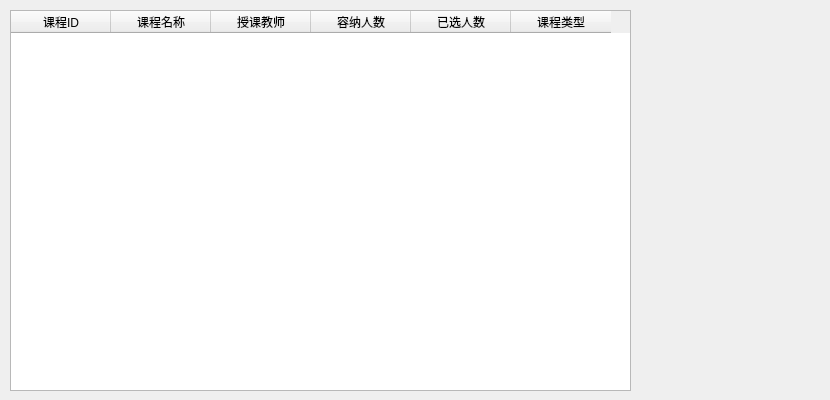
Old version of the form Student Manage System/CourseWidget.ui in the repository BakaSea/Student-Manage-System.
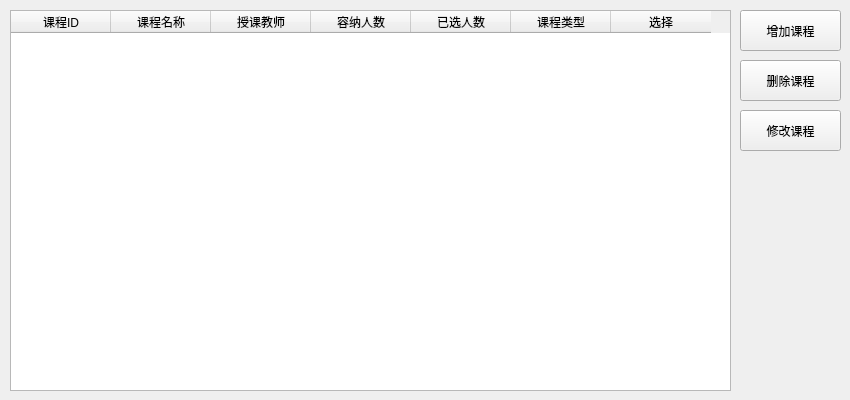
New version of the form.

Commit message: Realize course widget

```diff
--- a/Student Manage System/CourseWidget.ui
+++ b/Student Manage System/CourseWidget.ui
@@ -6,7 +6,7 @@
    <rect>
     <x>0</x>
     <y>0</y>
-    <width>830</width>
+    <width>850</width>
     <height>400</height>
    </rect>
   </property>
@@ -18,7 +18,7 @@
     <rect>
      <x>10</x>
      <y>10</y>
-     <width>621</width>
+     <width>721</width>
      <height>381</height>
     </rect>
    </property>
@@ -29,7 +29,7 @@
     <number>0</number>
    </property>
    <property name="columnCount">
-    <number>6</number>
+    <number>7</number>
    </property>
    <attribute name="verticalHeaderVisible">
     <bool>false</bool>
@@ -64,6 +64,50 @@
      <string>课程类型</string>
     </property>
    </column>
+   <column>
+    <property name="text">
+     <string>选择</string>
+    </property>
+   </column>
+  </widget>
+  <widget class="QPushButton" name="btnAddCourse">
+   <property name="geometry">
+    <rect>
+     <x>740</x>
+     <y>10</y>
+     <width>101</width>
+     <height>41</height>
+    </rect>
+   </property>
+   <property name="text">
+    <string>增加课程</string>
+   </property>
+  </widget>
+  <widget class="QPushButton" name="btnDeleteCourse">
+   <property name="geometry">
+    <rect>
+     <x>740</x>
+     <y>60</y>
+     <width>101</width>
+     <height>41</height>
+    </rect>
+   </property>
+   <property name="text">
+    <string>删除课程</string>
+   </property>
+  </widget>
+  <widget class="QPushButton" name="btnModifyCourse">
+   <property name="geometry">
+    <rect>
+     <x>740</x>
+     <y>110</y>
+     <width>101</width>
+     <height>41</height>
+    </rect>
+   </property>
+   <property name="text">
+    <string>修改课程</string>
+   </property>
   </widget>
  </widget>
  <layoutdefault spacing="6" margin="11"/>
```
Left out of the diff: 60 changed lines with no effect on the pictures. The commit also changes 17 other files.
